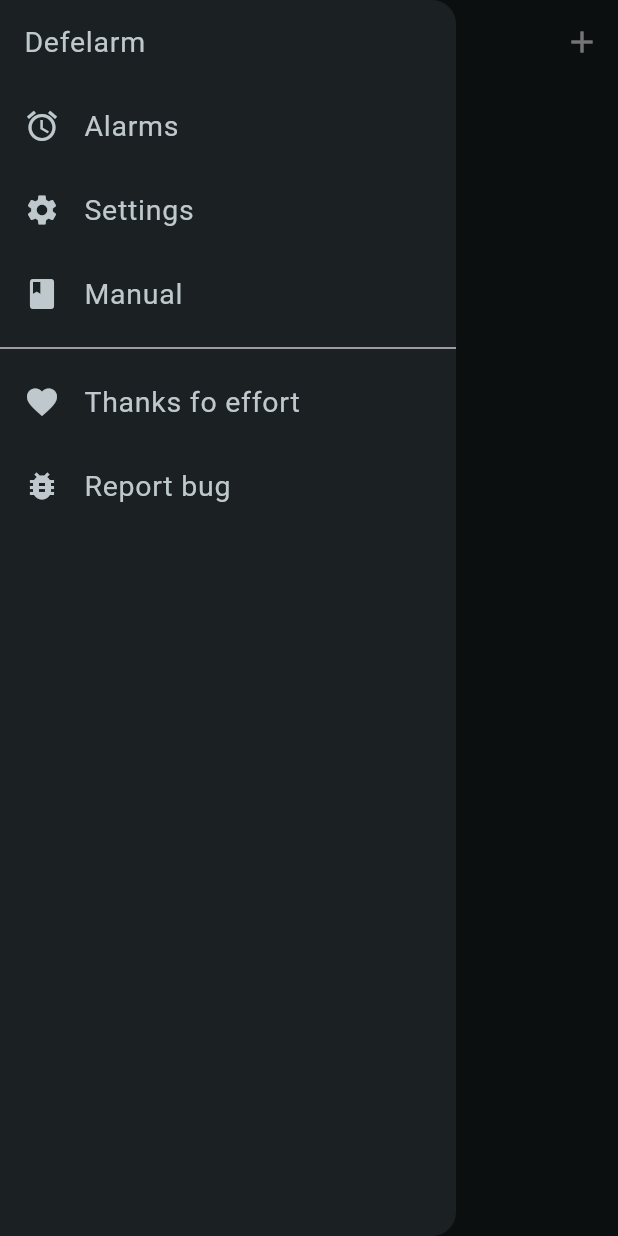
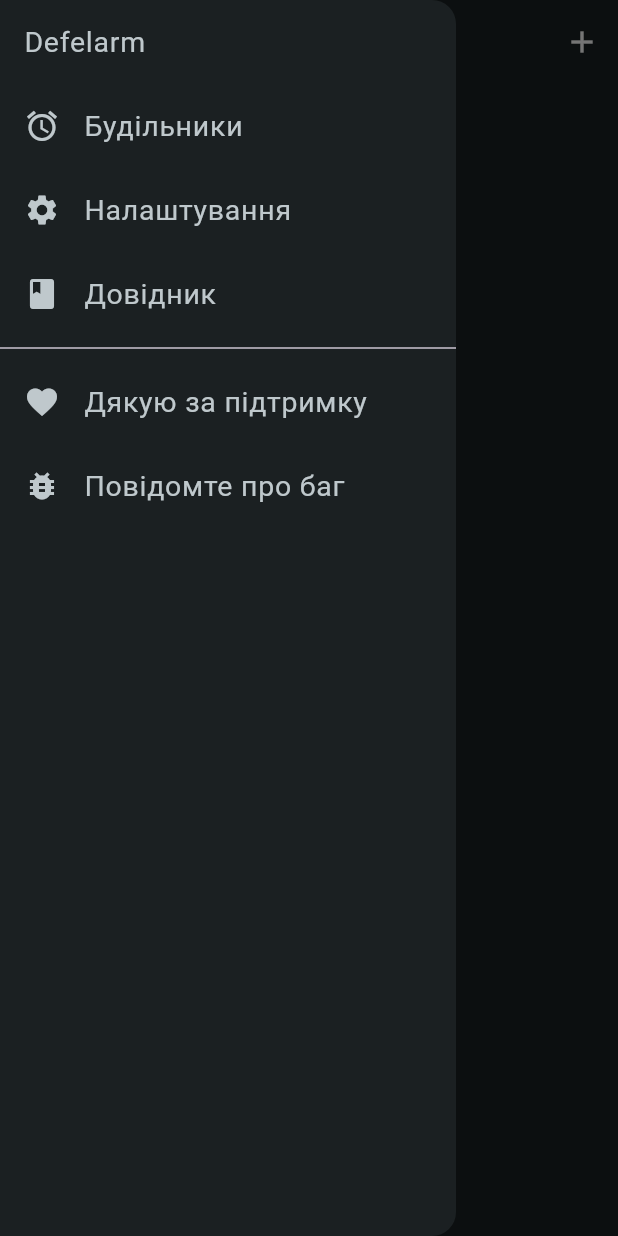
Before and after one commit to K1ngston1/defelarm, a Flutter app: the screen it shows after launch, with the side drawer open, on a phone screen of 412 x 824 dp. Run offline on Flutter 3.47's test engine with Material 3 defaults, Android fonts, the phone set to English and light mode, and no system bars.

Commit message:
implementing manual_drawer.dart and settings_drawer.dart

```diff
--- a/lib/app_bar.dart
+++ b/lib/app_bar.dart
@@ -16,7 +16,7 @@
     return AppBar(
       backgroundColor: const Color(0xFF1B2022), // HEX-код кольору
       title: const Text(
-        "Будільник",
+        "Новий Будільник",
         style: TextStyle(
           color: Colors.white,
         ),
--- a/lib/main.dart
+++ b/lib/main.dart
@@ -1,7 +1,7 @@
 import 'package:flutter/material.dart';
 import 'app_bar.dart';
 import 'body_main.dart';
-import 'pop_up.dart';
+import 'navigation_drawer.dart';
 
 void main() => runApp(MainWindow());
 
@@ -19,7 +19,7 @@
       home: Scaffold(
         body: BodyMain(),
         appBar: AppBarDesign(),
-        drawer: const PopUp(),
+        drawer: MenuDrawer(),
       ),
     ); // Ваш AppBar
   }
--- /dev/null
+++ b/lib/manual_drawer.dart
@@ -0,0 +1,21 @@
+import 'package:flutter/material.dart';
+
+class Manual extends StatefulWidget {
+  const Manual({super.key});
+
+  @override
+  State<Manual> createState() => _ManualState();
+}
+
+class _ManualState extends State<Manual> {
+  @override
+  Widget build(BuildContext context) {
+    return MaterialApp(
+      home: Scaffold(
+        appBar: AppBar(
+          title: const Text("Довідник"),
+        ),
+      ),
+    );
+  }
+}
--- a/lib/pop_up.dart
+++ b/lib/navigation_drawer.dart
@@ -1,13 +1,15 @@
+import 'package:defalarm_projects/manual_drawer.dart';
+import 'package:defalarm_projects/settings_drawer.dart';
 import 'package:flutter/material.dart';
 
-class PopUp extends StatefulWidget {
-  const PopUp({super.key});
+class MenuDrawer extends StatefulWidget {
+  const MenuDrawer({super.key});
 
   @override
-  State<PopUp> createState() => _PopUpState();
+  State<MenuDrawer> createState() => _MenuDrawerState();
 }
 
-class _PopUpState extends State<PopUp> {
+class _MenuDrawerState extends State<MenuDrawer> {
   Widget buildListTile({
     required IconData icon,
     required String title,
@@ -52,36 +54,46 @@
           ),
           buildListTile(
             icon: Icons.alarm,
-            title: 'Alarms',
+            title: 'Будільники',
             onTap: () {
               Navigator.pop(context); // Обробка іншого пункту
             },
           ),
           buildListTile(
             icon: Icons.settings,
-            title: 'Settings',
+            title: 'Налаштування',
             onTap: () {
-              Navigator.pop(context); // Обробка іншого пункту
+              Navigator.push(
+                context,
+                MaterialPageRoute(
+                  builder: (context) => const Settings(),
+                ),
+              );
             },
           ),
           buildListTile(
             icon: Icons.book,
-            title: 'Manual',
+            title: 'Довідник',
             onTap: () {
-              Navigator.pop(context); // Обробка іншого пункту
+              Navigator.push(
+                context,
+                MaterialPageRoute(
+                  builder: (context) => const Manual(),
+                ),
+              ); // Обробка іншого пункту
             },
           ),
           const Divider(),
           buildListTile(
             icon: Icons.favorite,
-            title: 'Thanks fo effort',
+            title: 'Дякую за підтримку',
             onTap: () {
               Navigator.pop(context); // Обробка іншого пункту
             },
           ),
           buildListTile(
             icon: Icons.bug_report,
-            title: 'Report bug',
+            title: 'Повідомте про баг',
             onTap: () {
               Navigator.pop(context); // Обробка іншого пункту
             },
--- /dev/null
+++ b/lib/settings_drawer.dart
@@ -0,0 +1,21 @@
+import 'package:flutter/material.dart';
+
+class Settings extends StatefulWidget {
+  const Settings({super.key});
+
+  @override
+  State<Settings> createState() => _SettingsState();
+}
+
+class _SettingsState extends State<Settings> {
+  @override
+  Widget build(BuildContext context) {
+    return MaterialApp(
+      home: Scaffold(
+        appBar: AppBar(
+          title: const Text("Налаштування"),
+        ),
+      ),
+    );
+  }
+}
```
